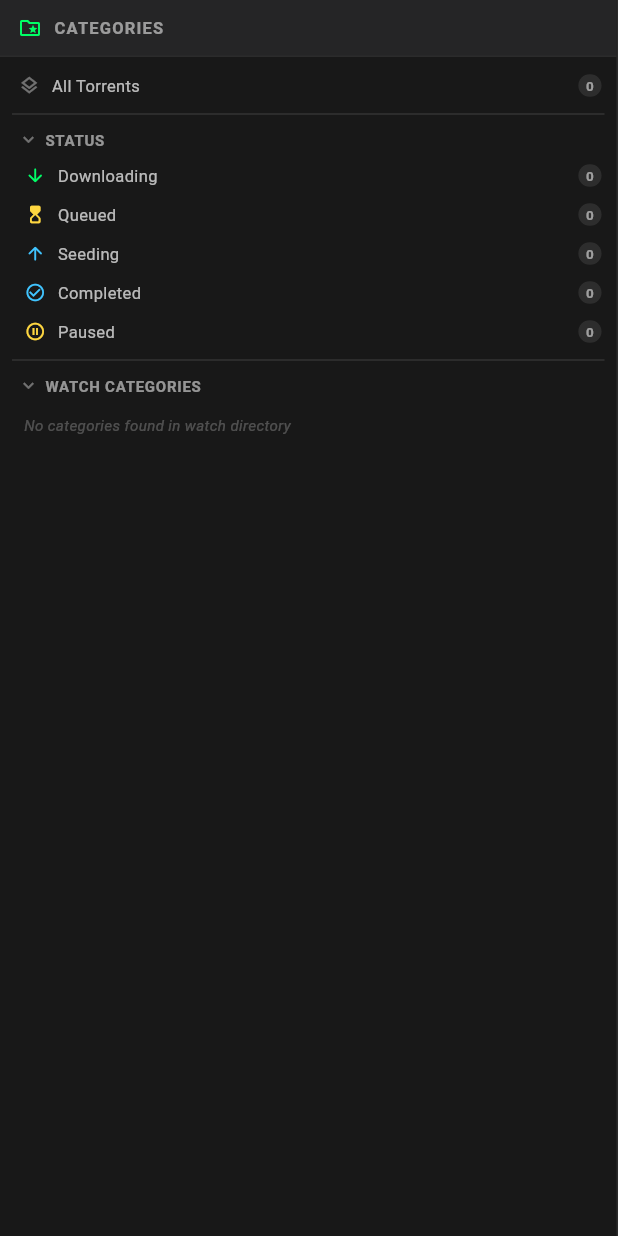
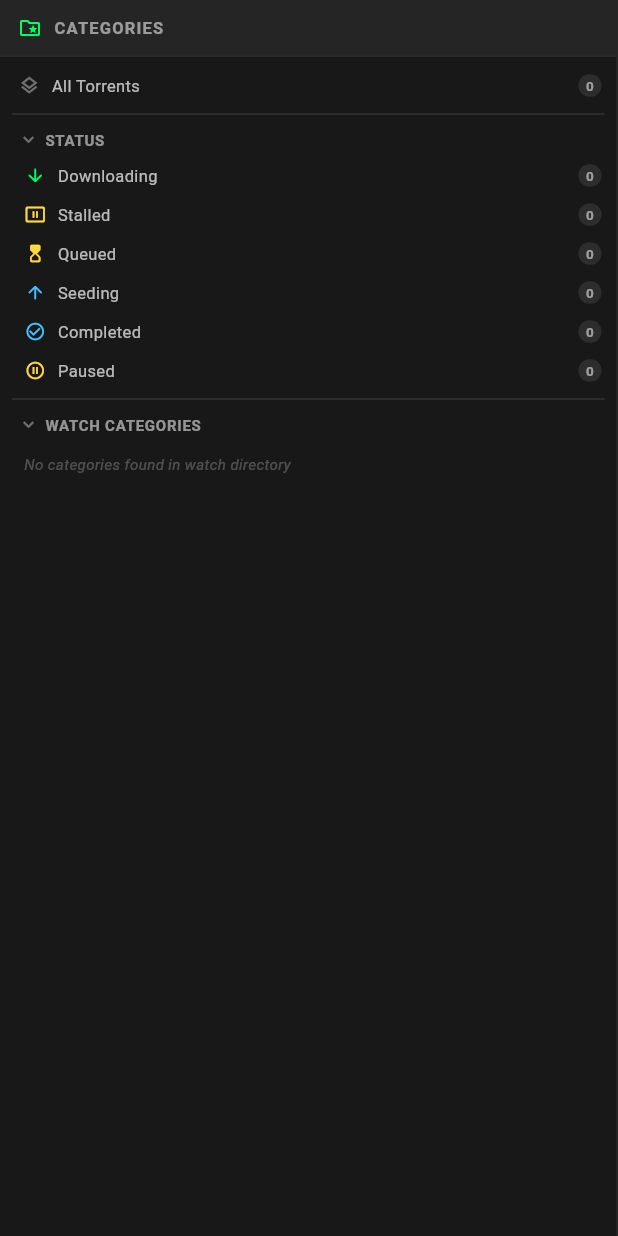
Before and after one commit to ForTheCommunity/HydroxyTorrent, a Flutter app: the TorrentCategoriesSidebar widget shown alone on an empty page, opened directly with empty values, on a phone screen of 412 x 824 dp. Run offline on Flutter 3.47's test engine with Material 3 defaults, Android fonts, the phone set to English and light mode, and no system bars; our stand-ins replace bloc, data_table_2, dio, flutter_bloc, freezed_annotation, web; generated files the repository leaves out were written again; network calls fail.

Commit message:
hydroxy_rc: stalled torrents used to show in downloading type which was messy, so made a new status type "Stalled" to show stalled torrents.

```diff
--- a/hydroxy_rc/lib/ui/screens/main_content/torrent_dashboard_screen.dart
+++ b/hydroxy_rc/lib/ui/screens/main_content/torrent_dashboard_screen.dart
@@ -795,7 +795,10 @@ class _TorrentDashboardScreenState extends State<TorrentDashboardScreen> {
         result = result.where((t) {
           final st = t.status.toLowerCase();
           if (targetStatus == 'downloading') {
-            return st == 'downloading' || st == 'stalled';
+            return st == 'downloading';
+          }
+          if (targetStatus == 'stalled') {
+            return st == 'stalled';
           }
           if (targetStatus == 'paused') {
             return st == 'paused' || st == 'stopped';
--- a/hydroxy_rc/lib/ui/screens/main_content/widgets/torrent_categories_sidebar.dart
+++ b/hydroxy_rc/lib/ui/screens/main_content/widgets/torrent_categories_sidebar.dart
@@ -86,6 +86,7 @@ class _TorrentCategoriesSidebarState extends State<TorrentCategoriesSidebar> {
 
   Map<String, int> _countStatuses(List<TorrentStructure> torrents) {
     int downloading = 0;
+    int stalled = 0;
     int seeding = 0;
     int completed = 0;
     int paused = 0;
@@ -94,8 +95,10 @@ class _TorrentCategoriesSidebarState extends State<TorrentCategoriesSidebar> {
 
     for (final t in torrents) {
       final st = t.status.toLowerCase();
-      if (st == 'downloading' || st == 'stalled') {
+      if (st == 'downloading') {
         downloading++;
+      } else if (st == 'stalled') {
+        stalled++;
       } else if (st == 'seeding') {
         seeding++;
         completed++;
@@ -112,6 +115,7 @@ class _TorrentCategoriesSidebarState extends State<TorrentCategoriesSidebar> {
 
     return {
       'downloading': downloading,
+      'stalled': stalled,
       'seeding': seeding,
       'completed': completed,
       'paused': paused,
@@ -221,6 +225,15 @@ class _TorrentCategoriesSidebarState extends State<TorrentCategoriesSidebar> {
                             widget.selectedFilter == 'status:downloading',
                         onTap: () =>
                             widget.onFilterSelected('status:downloading'),
+                        depth: 1,
+                      ),
+                      _buildItem(
+                        label: 'Stalled',
+                        icon: Icons.pause_presentation_rounded,
+                        iconColor: colors.accentAmberColor,
+                        count: statusCounts['stalled'] ?? 0,
+                        isSelected: widget.selectedFilter == 'status:stalled',
+                        onTap: () => widget.onFilterSelected('status:stalled'),
                         depth: 1,
                       ),
                       _buildItem(
```
